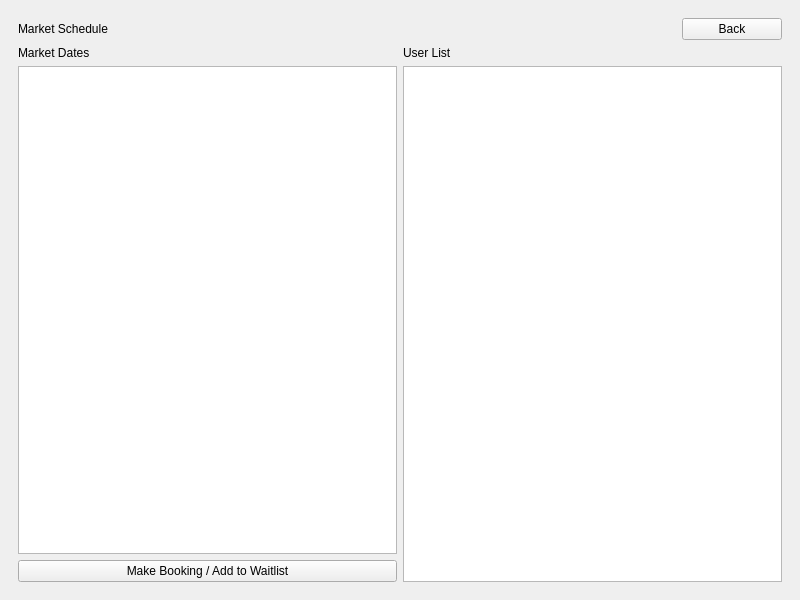
The window that COMP-3007-Term-Project/market.ui (AndreaOfTheEast/COMP-3007-Term-Project) describes before a commit, drawn with Qt 5.
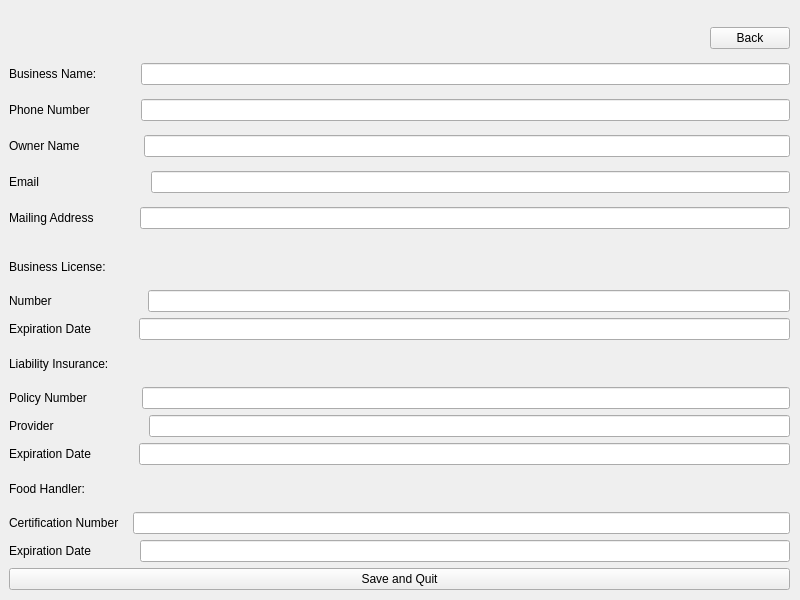
The same window after the commit.

Commit message: added information edit page

```diff
--- a/COMP-3007-Term-Project/market.ui
+++ b/COMP-3007-Term-Project/market.ui
@@ -24,7 +24,7 @@
     <item>
      <widget class="QStackedWidget" name="stackedWidget">
       <property name="currentIndex">
-       <number>3</number>
+       <number>4</number>
       </property>
       <widget class="QWidget" name="dashboard">
        <layout class="QVBoxLayout" name="verticalLayout_3">
@@ -369,6 +369,456 @@
         </item>
        </layout>
       </widget>
+      <widget class="QWidget" name="edit_information">
+       <widget class="QWidget" name="verticalLayoutWidget">
+        <property name="geometry">
+         <rect>
+          <x>0</x>
+          <y>10</y>
+          <width>781</width>
+          <height>221</height>
+         </rect>
+        </property>
+        <layout class="QVBoxLayout" name="verticalLayout_15">
+         <item>
+          <layout class="QHBoxLayout" name="horizontalLayout_8">
+           <item>
+            <spacer name="horizontalSpacer">
+             <property name="orientation">
+              <enum>Qt::Horizontal</enum>
+             </property>
+             <property name="sizeHint" stdset="0">
+              <size>
+               <width>40</width>
+               <height>20</height>
+              </size>
+             </property>
+            </spacer>
+           </item>
+           <item>
+            <widget class="QPushButton" name="return_user_info">
+             <property name="enabled">
+              <bool>true</bool>
+             </property>
+             <property name="maximumSize">
+              <size>
+               <width>100</width>
+               <height>16777215</height>
+              </size>
+             </property>
+             <property name="text">
+              <string>Back</string>
+             </property>
+            </widget>
+           </item>
+          </layout>
+         </item>
+         <item>
+          <layout class="QHBoxLayout" name="horizontalLayout_12">
+           <property name="bottomMargin">
+            <number>0</number>
+           </property>
+           <item>
+            <widget class="QLabel" name="label_7">
+             <property name="text">
+              <string>Business Name:</string>
+             </property>
+            </widget>
+           </item>
+           <item>
+            <spacer name="horizontalSpacer_6">
+             <property name="orientation">
+              <enum>Qt::Horizontal</enum>
+             </property>
+             <property name="sizeType">
+              <enum>QSizePolicy::Fixed</enum>
+             </property>
+             <property name="sizeHint" stdset="0">
+              <size>
+               <width>38</width>
+               <height>20</height>
+              </size>
+             </property>
+            </spacer>
+           </item>
+           <item>
+            <widget class="QLineEdit" name="edit_business"/>
+           </item>
+          </layout>
+         </item>
+         <item>
+          <layout class="QHBoxLayout" name="horizontalLayout_14">
+           <item>
+            <widget class="QLabel" name="label_9">
+             <property name="text">
+              <string>Phone Number</string>
+             </property>
+            </widget>
+           </item>
+           <item>
+            <spacer name="horizontalSpacer_5">
+             <property name="orientation">
+              <enum>Qt::Horizontal</enum>
+             </property>
+             <property name="sizeType">
+              <enum>QSizePolicy::Fixed</enum>
+             </property>
+             <property name="sizeHint" stdset="0">
+              <size>
+               <width>45</width>
+               <height>20</height>
+              </size>
+             </property>
+            </spacer>
+           </item>
+           <item>
+            <widget class="QLineEdit" name="edit_phone"/>
+           </item>
+          </layout>
+         </item>
+         <item>
+          <layout class="QHBoxLayout" name="horizontalLayout_16">
+           <item>
+            <widget class="QLabel" name="label_10">
+             <property name="text">
+              <string>Owner Name</string>
+             </property>
+            </widget>
+           </item>
+           <item>
+            <spacer name="horizontalSpacer_4">
+             <property name="orientation">
+              <enum>Qt::Horizontal</enum>
+             </property>
+             <property name="sizeType">
+              <enum>QSizePolicy::Fixed</enum>
+             </property>
+             <property name="sizeHint" stdset="0">
+              <size>
+               <width>58</width>
+               <height>20</height>
+              </size>
+             </property>
+            </spacer>
+           </item>
+           <item>
+            <widget class="QLineEdit" name="edit_owner"/>
+           </item>
+          </layout>
+         </item>
+         <item>
+          <layout class="QHBoxLayout" name="horizontalLayout_17">
+           <item>
+            <widget class="QLabel" name="label_11">
+             <property name="text">
+              <string>Email</string>
+             </property>
+            </widget>
+           </item>
+           <item>
+            <spacer name="horizontalSpacer_2">
+             <property name="orientation">
+              <enum>Qt::Horizontal</enum>
+             </property>
+             <property name="sizeType">
+              <enum>QSizePolicy::Fixed</enum>
+             </property>
+             <property name="sizeHint" stdset="0">
+              <size>
+               <width>106</width>
+               <height>20</height>
+              </size>
+             </property>
+            </spacer>
+           </item>
+           <item>
+            <widget class="QLineEdit" name="edit_email"/>
+           </item>
+          </layout>
+         </item>
+         <item>
+          <layout class="QHBoxLayout" name="horizontalLayout_18">
+           <item>
+            <widget class="QLabel" name="label_12">
+             <property name="text">
+              <string>Mailing Address</string>
+             </property>
+            </widget>
+           </item>
+           <item>
+            <spacer name="horizontalSpacer_3">
+             <property name="orientation">
+              <enum>Qt::Horizontal</enum>
+             </property>
+             <property name="sizeType">
+              <enum>QSizePolicy::Fixed</enum>
+             </property>
+             <property name="sizeHint" stdset="0">
+              <size>
+               <width>40</width>
+               <height>20</height>
+              </size>
+             </property>
+            </spacer>
+           </item>
+           <item>
+            <widget class="QLineEdit" name="edit_mailing"/>
+           </item>
+          </layout>
+         </item>
+        </layout>
+       </widget>
+       <widget class="QWidget" name="verticalLayoutWidget_2">
+        <property name="geometry">
+         <rect>
+          <x>0</x>
+          <y>240</y>
+          <width>781</width>
+          <height>341</height>
+         </rect>
+        </property>
+        <layout class="QVBoxLayout" name="verticalLayout_6">
+         <item>
+          <widget class="QLabel" name="label_16">
+           <property name="text">
+            <string>Business License:</string>
+           </property>
+          </widget>
+         </item>
+         <item>
+          <layout class="QHBoxLayout" name="horizontalLayout_19">
+           <item>
+            <widget class="QLabel" name="label_13">
+             <property name="text">
+              <string>Number</string>
+             </property>
+            </widget>
+           </item>
+           <item>
+            <spacer name="horizontalSpacer_7">
+             <property name="orientation">
+              <enum>Qt::Horizontal</enum>
+             </property>
+             <property name="sizeType">
+              <enum>QSizePolicy::Fixed</enum>
+             </property>
+             <property name="sizeHint" stdset="0">
+              <size>
+               <width>90</width>
+               <height>20</height>
+              </size>
+             </property>
+            </spacer>
+           </item>
+           <item>
+            <widget class="QLineEdit" name="business_number"/>
+           </item>
+          </layout>
+         </item>
+         <item>
+          <layout class="QHBoxLayout" name="horizontalLayout_20">
+           <item>
+            <widget class="QLabel" name="label_14">
+             <property name="text">
+              <string>Expiration Date</string>
+             </property>
+            </widget>
+           </item>
+           <item>
+            <spacer name="horizontalSpacer_8">
+             <property name="orientation">
+              <enum>Qt::Horizontal</enum>
+             </property>
+             <property name="sizeType">
+              <enum>QSizePolicy::Fixed</enum>
+             </property>
+             <property name="sizeHint" stdset="0">
+              <size>
+               <width>42</width>
+               <height>20</height>
+              </size>
+             </property>
+            </spacer>
+           </item>
+           <item>
+            <widget class="QLineEdit" name="business_exp"/>
+           </item>
+          </layout>
+         </item>
+         <item>
+          <widget class="QLabel" name="label_15">
+           <property name="text">
+            <string>Liability Insurance:</string>
+           </property>
+          </widget>
+         </item>
+         <item>
+          <layout class="QHBoxLayout" name="horizontalLayout_23">
+           <item>
+            <widget class="QLabel" name="label_17">
+             <property name="text">
+              <string>Policy Number</string>
+             </property>
+            </widget>
+           </item>
+           <item>
+            <spacer name="horizontalSpacer_9">
+             <property name="orientation">
+              <enum>Qt::Horizontal</enum>
+             </property>
+             <property name="sizeType">
+              <enum>QSizePolicy::Fixed</enum>
+             </property>
+             <property name="sizeHint" stdset="0">
+              <size>
+               <width>49</width>
+               <height>20</height>
+              </size>
+             </property>
+            </spacer>
+           </item>
+           <item>
+            <widget class="QLineEdit" name="liability_number"/>
+           </item>
+          </layout>
+         </item>
+         <item>
+          <layout class="QHBoxLayout" name="horizontalLayout_24">
+           <item>
+            <widget class="QLabel" name="label_18">
+             <property name="text">
+              <string>Provider</string>
+             </property>
+            </widget>
+           </item>
+           <item>
+            <spacer name="horizontalSpacer_10">
+             <property name="orientation">
+              <enum>Qt::Horizontal</enum>
+             </property>
+             <property name="sizeType">
+              <enum>QSizePolicy::Fixed</enum>
+             </property>
+             <property name="sizeHint" stdset="0">
+              <size>
+               <width>89</width>
+               <height>20</height>
+              </size>
+             </property>
+            </spacer>
+           </item>
+           <item>
+            <widget class="QLineEdit" name="liability_provider"/>
+           </item>
+          </layout>
+         </item>
+         <item>
+          <layout class="QHBoxLayout" name="horizontalLayout_25">
+           <item>
+            <widget class="QLabel" name="label_19">
+             <property name="text">
+              <string>Expiration Date</string>
+             </property>
+            </widget>
+           </item>
+           <item>
+            <spacer name="horizontalSpacer_11">
+             <property name="orientation">
+              <enum>Qt::Horizontal</enum>
+             </property>
+             <property name="sizeType">
+              <enum>QSizePolicy::Fixed</enum>
+             </property>
+             <property name="sizeHint" stdset="0">
+              <size>
+               <width>42</width>
+               <height>20</height>
+              </size>
+             </property>
+            </spacer>
+           </item>
+           <item>
+            <widget class="QLineEdit" name="liability_exp"/>
+           </item>
+          </layout>
+         </item>
+         <item>
+          <widget class="QLabel" name="label_20">
+           <property name="text">
+            <string>Food Handler:</string>
+           </property>
+          </widget>
+         </item>
+         <item>
+          <layout class="QHBoxLayout" name="horizontalLayout_26">
+           <item>
+            <widget class="QLabel" name="label_21">
+             <property name="text">
+              <string>Certification Number</string>
+             </property>
+            </widget>
+           </item>
+           <item>
+            <spacer name="horizontalSpacer_12">
+             <property name="orientation">
+              <enum>Qt::Horizontal</enum>
+             </property>
+             <property name="sizeType">
+              <enum>QSizePolicy::Fixed</enum>
+             </property>
+             <property name="sizeHint" stdset="0">
+              <size>
+               <width>8</width>
+               <height>20</height>
+              </size>
+             </property>
+            </spacer>
+           </item>
+           <item>
+            <widget class="QLineEdit" name="food_number"/>
+           </item>
+          </layout>
+         </item>
+         <item>
+          <layout class="QHBoxLayout" name="horizontalLayout_27">
+           <item>
+            <widget class="QLabel" name="label_22">
+             <property name="text">
+              <string>Expiration Date</string>
+             </property>
+            </widget>
+           </item>
+           <item>
+            <spacer name="horizontalSpacer_13">
+             <property name="orientation">
+              <enum>Qt::Horizontal</enum>
+             </property>
+             <property name="sizeType">
+              <enum>QSizePolicy::Fixed</enum>
+             </property>
+             <property name="sizeHint" stdset="0">
+              <size>
+               <width>43</width>
+               <height>20</height>
+              </size>
+             </property>
+            </spacer>
+           </item>
+           <item>
+            <widget class="QLineEdit" name="food_exp"/>
+           </item>
+          </layout>
+         </item>
+         <item>
+          <widget class="QPushButton" name="save_user_info">
+           <property name="text">
+            <string>Save and Quit</string>
+           </property>
+          </widget>
+         </item>
+        </layout>
+       </widget>
+      </widget>
      </widget>
     </item>
    </layout>
```
Left out of the diff: 2 changed lines with no effect on the pictures. The commit also changes 2 other files.
